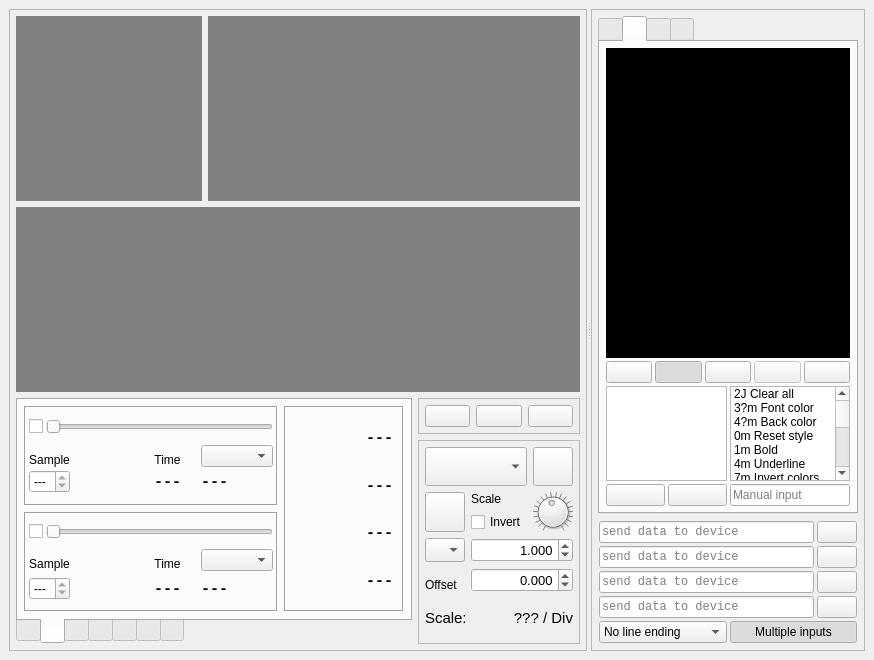
Qt form mainwindow.ui (jirimaier/DataPlotter) before a commit.
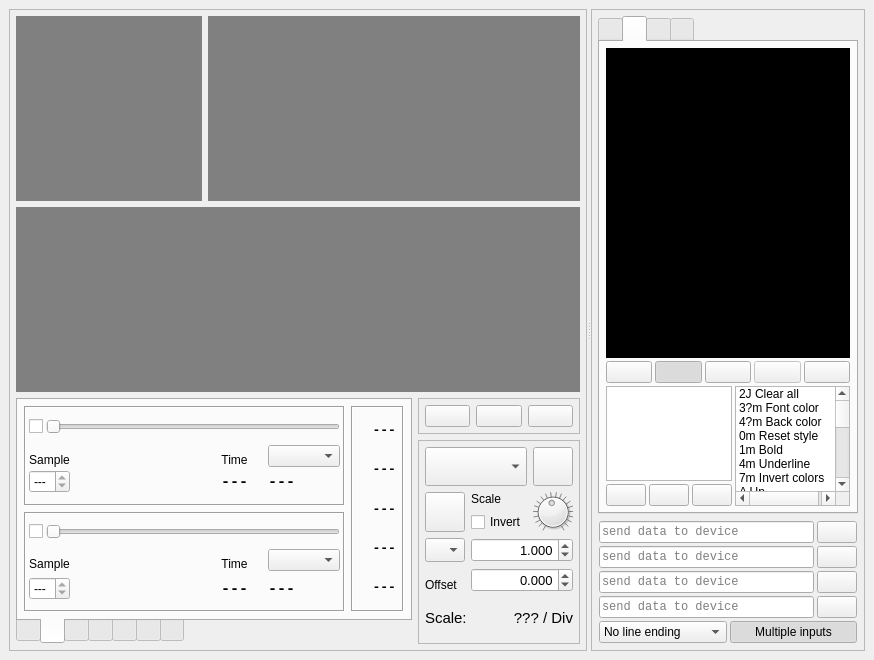
The same form after that commit. The open tabs and pages were chosen to show the change. Icons and pictures are not drawn. Custom widgets are drawn as their Qt base class.

Patch:
```diff
--- a/mainwindow.ui
+++ b/mainwindow.ui
@@ -2082,7 +2082,7 @@
                <widget class="QFrame" name="frame">
                 <property name="minimumSize">
                  <size>
-                  <width>120</width>
+                  <width>0</width>
                   <height>0</height>
                  </size>
                 </property>
@@ -2092,7 +2092,19 @@
                 <property name="frameShadow">
                  <enum>QFrame::Sunken</enum>
                 </property>
-                <layout class="QGridLayout" name="gridLayout_12">
+                <layout class="QGridLayout" name="gridLayout_7">
+                 <property name="leftMargin">
+                  <number>6</number>
+                 </property>
+                 <property name="topMargin">
+                  <number>6</number>
+                 </property>
+                 <property name="rightMargin">
+                  <number>6</number>
+                 </property>
+                 <property name="bottomMargin">
+                  <number>6</number>
+                 </property>
                  <item row="0" column="0">
                   <widget class="QLabel" name="label_18">
                    <property name="text">
@@ -2109,7 +2121,7 @@
                  <item row="0" column="1">
                   <widget class="QLabel" name="labelCurDeltaTime">
                    <property name="sizePolicy">
-                    <sizepolicy hsizetype="Fixed" vsizetype="Preferred">
+                    <sizepolicy hsizetype="Minimum" vsizetype="Preferred">
                      <horstretch>0</horstretch>
                      <verstretch>0</verstretch>
                     </sizepolicy>
@@ -2117,16 +2129,19 @@
                    <property name="font">
                     <font>
                      <family>Courier New</family>
-                     <pointsize>11</pointsize>
+                     <pointsize>10</pointsize>
                      <weight>75</weight>
                      <bold>true</bold>
                     </font>
                    </property>
                    <property name="text">
-                    <string>---</string>
+                    <string notr="true">---</string>
+                   </property>
+                   <property name="textFormat">
+                    <enum>Qt::PlainText</enum>
                    </property>
                    <property name="alignment">
-                    <set>Qt::AlignCenter</set>
+                    <set>Qt::AlignRight|Qt::AlignTrailing|Qt::AlignVCenter</set>
                    </property>
                   </widget>
                  </item>
@@ -2143,7 +2158,7 @@
                  <item row="1" column="1">
                   <widget class="QLabel" name="labelCurDeltaValue">
                    <property name="sizePolicy">
-                    <sizepolicy hsizetype="Fixed" vsizetype="Preferred">
+                    <sizepolicy hsizetype="Minimum" vsizetype="Preferred">
                      <horstretch>0</horstretch>
                      <verstretch>0</verstretch>
                     </sizepolicy>
@@ -2151,20 +2166,60 @@
                    <property name="font">
                     <font>
                      <family>Courier New</family>
-                     <pointsize>11</pointsize>
+                     <pointsize>10</pointsize>
                      <weight>75</weight>
                      <bold>true</bold>
                     </font>
                    </property>
                    <property name="text">
-                    <string>---</string>
+                    <string notr="true">---</string>
+                   </property>
+                   <property name="textFormat">
+                    <enum>Qt::PlainText</enum>
                    </property>
                    <property name="alignment">
-                    <set>Qt::AlignCenter</set>
+                    <set>Qt::AlignRight|Qt::AlignTrailing|Qt::AlignVCenter</set>
                    </property>
                   </widget>
                  </item>
                  <item row="2" column="0">
+                  <widget class="QLabel" name="label_37">
+                   <property name="text">
+                    <string/>
+                   </property>
+                   <property name="pixmap">
+                    <pixmap resource="resources.qrc">:/images/icons/divide.png</pixmap>
+                   </property>
+                  </widget>
+                 </item>
+                 <item row="2" column="1">
+                  <widget class="QLabel" name="labelCurRatio">
+                   <property name="sizePolicy">
+                    <sizepolicy hsizetype="Minimum" vsizetype="Preferred">
+                     <horstretch>0</horstretch>
+                     <verstretch>0</verstretch>
+                    </sizepolicy>
+                   </property>
+                   <property name="font">
+                    <font>
+                     <family>Courier New</family>
+                     <pointsize>10</pointsize>
+                     <weight>75</weight>
+                     <bold>true</bold>
+                    </font>
+                   </property>
+                   <property name="text">
+                    <string notr="true">---</string>
+                   </property>
+                   <property name="textFormat">
+                    <enum>Qt::PlainText</enum>
+                   </property>
+                   <property name="alignment">
+                    <set>Qt::AlignRight|Qt::AlignTrailing|Qt::AlignVCenter</set>
+                   </property>
+                  </widget>
+                 </item>
+                 <item row="3" column="0">
                   <widget class="QLabel" name="label_23">
                    <property name="text">
                     <string/>
@@ -2174,10 +2229,10 @@
                    </property>
                   </widget>
                  </item>
-                 <item row="2" column="1">
+                 <item row="3" column="1">
                   <widget class="QLabel" name="labelCurSlope">
                    <property name="sizePolicy">
-                    <sizepolicy hsizetype="Fixed" vsizetype="Preferred">
+                    <sizepolicy hsizetype="Minimum" vsizetype="Preferred">
                      <horstretch>0</horstretch>
                      <verstretch>0</verstretch>
                     </sizepolicy>
@@ -2185,20 +2240,23 @@
                    <property name="font">
                     <font>
                      <family>Courier New</family>
-                     <pointsize>11</pointsize>
+                     <pointsize>10</pointsize>
                      <weight>75</weight>
                      <bold>true</bold>
                     </font>
                    </property>
                    <property name="text">
-                    <string>---</string>
+                    <string notr="true">---</string>
+                   </property>
+                   <property name="textFormat">
+                    <enum>Qt::PlainText</enum>
                    </property>
                    <property name="alignment">
-                    <set>Qt::AlignCenter</set>
+                    <set>Qt::AlignRight|Qt::AlignTrailing|Qt::AlignVCenter</set>
                    </property>
                   </widget>
                  </item>
-                 <item row="3" column="0">
+                 <item row="4" column="0">
                   <widget class="QLabel" name="label_14">
                    <property name="text">
                     <string/>
@@ -2208,10 +2266,10 @@
                    </property>
                   </widget>
                  </item>
-                 <item row="3" column="1">
+                 <item row="4" column="1">
                   <widget class="QLabel" name="labelCurFreq">
                    <property name="sizePolicy">
-                    <sizepolicy hsizetype="Fixed" vsizetype="Preferred">
+                    <sizepolicy hsizetype="Minimum" vsizetype="Preferred">
                      <horstretch>0</horstretch>
                      <verstretch>0</verstretch>
                     </sizepolicy>
@@ -2219,16 +2277,19 @@
                    <property name="font">
                     <font>
                      <family>Courier New</family>
-                     <pointsize>11</pointsize>
+                     <pointsize>10</pointsize>
                      <weight>75</weight>
                      <bold>true</bold>
                     </font>
                    </property>
                    <property name="text">
-                    <string>---</string>
+                    <string notr="true">---</string>
+                   </property>
+                   <property name="textFormat">
+                    <enum>Qt::PlainText</enum>
                    </property>
                    <property name="alignment">
-                    <set>Qt::AlignCenter</set>
+                    <set>Qt::AlignRight|Qt::AlignTrailing|Qt::AlignVCenter</set>
                    </property>
                   </widget>
                  </item>
@@ -5390,22 +5451,20 @@
                    </property>
                   </widget>
                  </item>
+                 <item>
+                  <widget class="QPushButton" name="pushButtonTerminalDebugSend">
+                   <property name="text">
+                    <string/>
+                   </property>
+                   <property name="icon">
+                    <iconset resource="resources.qrc">
+                     <normaloff>:/images/icons/send.png</normaloff>:/images/icons/send.png</iconset>
+                   </property>
+                  </widget>
+                 </item>
                 </layout>
                </item>
-               <item row="0" column="0">
-                <widget class="QPlainTextEdit" name="plainTextEditTerminalDebug">
-                 <property name="horizontalScrollBarPolicy">
-                  <enum>Qt::ScrollBarAlwaysOff</enum>
-                 </property>
-                 <property name="lineWrapMode">
-                  <enum>QPlainTextEdit::WidgetWidth</enum>
-                 </property>
-                 <property name="readOnly">
-                  <bool>true</bool>
-                 </property>
-                </widget>
-               </item>
-               <item row="0" column="1">
+               <item row="0" column="1" rowspan="2">
                 <widget class="QListWidget" name="listWidgetTerminalCodeList">
                  <property name="sizePolicy">
                   <sizepolicy hsizetype="Preferred" vsizetype="Expanding">
@@ -5519,18 +5578,45 @@
                    <string>u Load position</string>
                   </property>
                  </item>
+                 <item>
+                  <property name="text">
+                   <string>\n New line</string>
+                  </property>
+                 </item>
+                 <item>
+                  <property name="text">
+                   <string>\r Carriage return</string>
+                  </property>
+                 </item>
+                 <item>
+                  <property name="text">
+                   <string>\b Backspace</string>
+                  </property>
+                 </item>
+                 <item>
+                  <property name="text">
+                   <string>\e Escape</string>
+                  </property>
+                 </item>
+                 <item>
+                  <property name="text">
+                   <string>\a Bell</string>
+                  </property>
+                 </item>
+                 <item>
+                  <property name="text">
+                   <string>\t Tabulator</string>
+                  </property>
+                 </item>
                 </widget>
                </item>
-               <item row="1" column="1">
-                <widget class="QLineEdit" name="lineEditTerminalManualInput">
-                 <property name="sizePolicy">
-                  <sizepolicy hsizetype="Expanding" vsizetype="Preferred">
-                   <horstretch>0</horstretch>
-                   <verstretch>0</verstretch>
-                  </sizepolicy>
+               <item row="0" column="0">
+                <widget class="QTextEdit" name="textEditTerminalDebug">
+                 <property name="horizontalScrollBarPolicy">
+                  <enum>Qt::ScrollBarAlwaysOff</enum>
                  </property>
-                 <property name="placeholderText">
-                  <string>Manual input</string>
+                 <property name="textInteractionFlags">
+                  <set>Qt::TextEditorInteraction</set>
                  </property>
                 </widget>
                </item>
```
Left out of the diff: 83 changed lines with no effect on the pictures.
